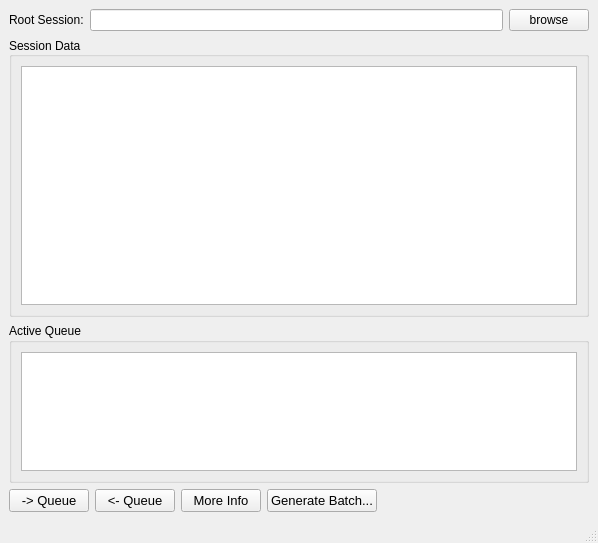
Before: the Qt Designer form bb_python/bbRenderBoxx/ui/bbRenderBoxx_UI.ui in Chicane5/ByteBoxx, drawn with Qt 5.
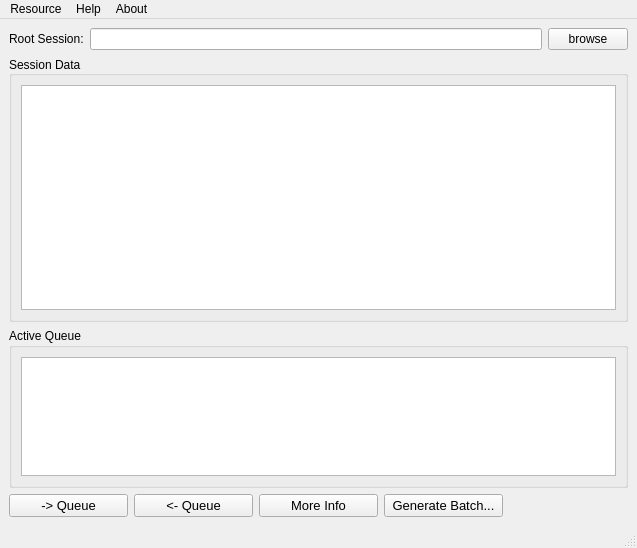
After: the same form once the commit is applied. Icons and pictures are not drawn.

What changed in the file:
```diff
--- a/bb_python/bbRenderBoxx/ui/bbRenderBoxx_UI.ui
+++ b/bb_python/bbRenderBoxx/ui/bbRenderBoxx_UI.ui
@@ -6,8 +6,8 @@
    <rect>
     <x>0</x>
     <y>0</y>
-    <width>598</width>
-    <height>543</height>
+    <width>637</width>
+    <height>548</height>
    </rect>
   </property>
   <property name="windowTitle">
@@ -142,17 +142,17 @@
        </widget>
       </item>
       <item>
-       <spacer name="horizontalSpacer">
-        <property name="orientation">
-         <enum>Qt::Horizontal</enum>
+       <widget class="QLabel" name="label_logo">
+        <property name="text">
+         <string/>
         </property>
-        <property name="sizeHint" stdset="0">
-         <size>
-          <width>168</width>
-          <height>20</height>
-         </size>
+        <property name="pixmap">
+         <pixmap resource="bbRenderBoxx_QRC.qrc">:/icons/bbRenderBoxx_logo.jpg</pixmap>
         </property>
-       </spacer>
+        <property name="scaledContents">
+         <bool>false</bool>
+        </property>
+       </widget>
       </item>
      </layout>
     </item>
@@ -163,10 +163,31 @@
     <rect>
      <x>0</x>
      <y>0</y>
-     <width>598</width>
+     <width>637</width>
      <height>21</height>
     </rect>
    </property>
+   <widget class="QMenu" name="menuResource">
+    <property name="title">
+     <string>Resource</string>
+    </property>
+    <addaction name="actionNew_Resource_File"/>
+    <addaction name="actionLoad_Resource_File"/>
+   </widget>
+   <widget class="QMenu" name="menuHelp">
+    <property name="title">
+     <string>Help</string>
+    </property>
+   </widget>
+   <widget class="QMenu" name="menuAbout">
+    <property name="title">
+     <string>About</string>
+    </property>
+    <addaction name="actionRenderBoxx"/>
+   </widget>
+   <addaction name="menuResource"/>
+   <addaction name="menuHelp"/>
+   <addaction name="menuAbout"/>
   </widget>
   <widget class="QStatusBar" name="statusbar"/>
  </widget>
```
Left out of the diff: 19 changed lines with no effect on the pictures.
